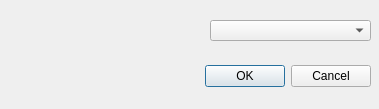
Qt form ui_procure.ui (elkabesu/Git) before a commit.
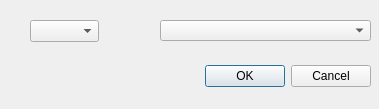
The same form after that commit.

What changed in the file:
```diff
--- a/ui_procure.ui
+++ b/ui_procure.ui
@@ -32,13 +32,23 @@
   <widget class="QComboBox" name="comboBox">
    <property name="geometry">
     <rect>
-     <x>210</x>
+     <x>160</x>
      <y>20</y>
-     <width>161</width>
+     <width>211</width>
      <height>21</height>
     </rect>
    </property>
   </widget>
+  <widget class="QComboBox" name="comboBox_2">
+   <property name="geometry">
+    <rect>
+     <x>30</x>
+     <y>20</y>
+     <width>69</width>
+     <height>22</height>
+    </rect>
+   </property>
+  </widget>
  </widget>
  <resources/>
  <connections>
```
